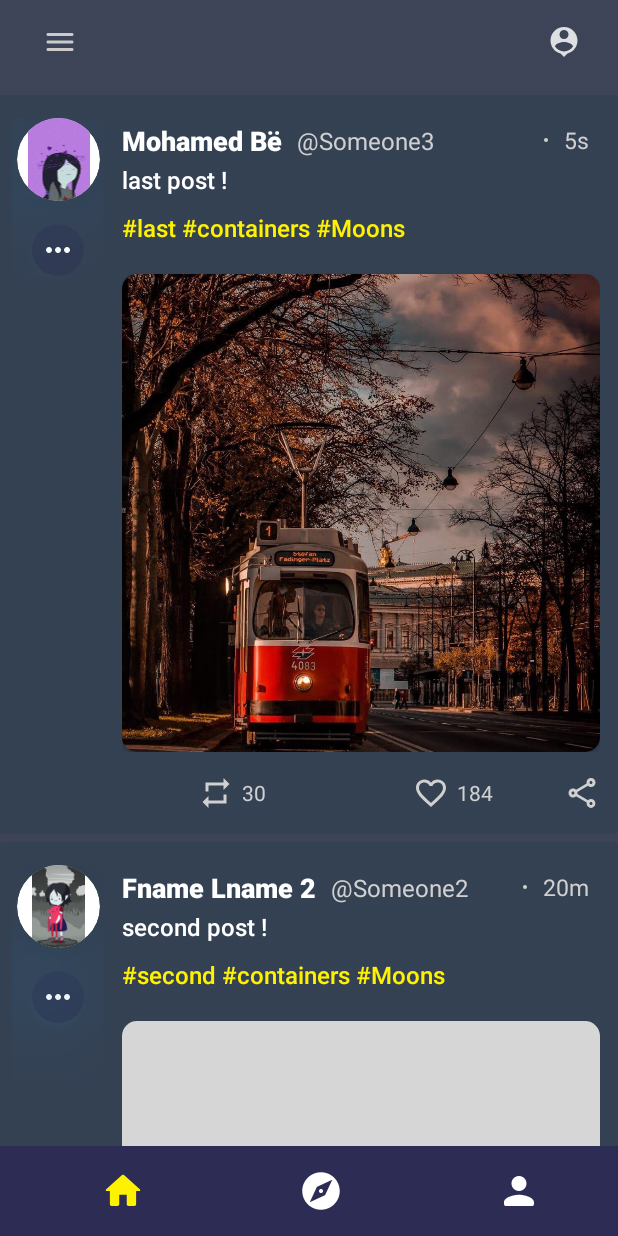
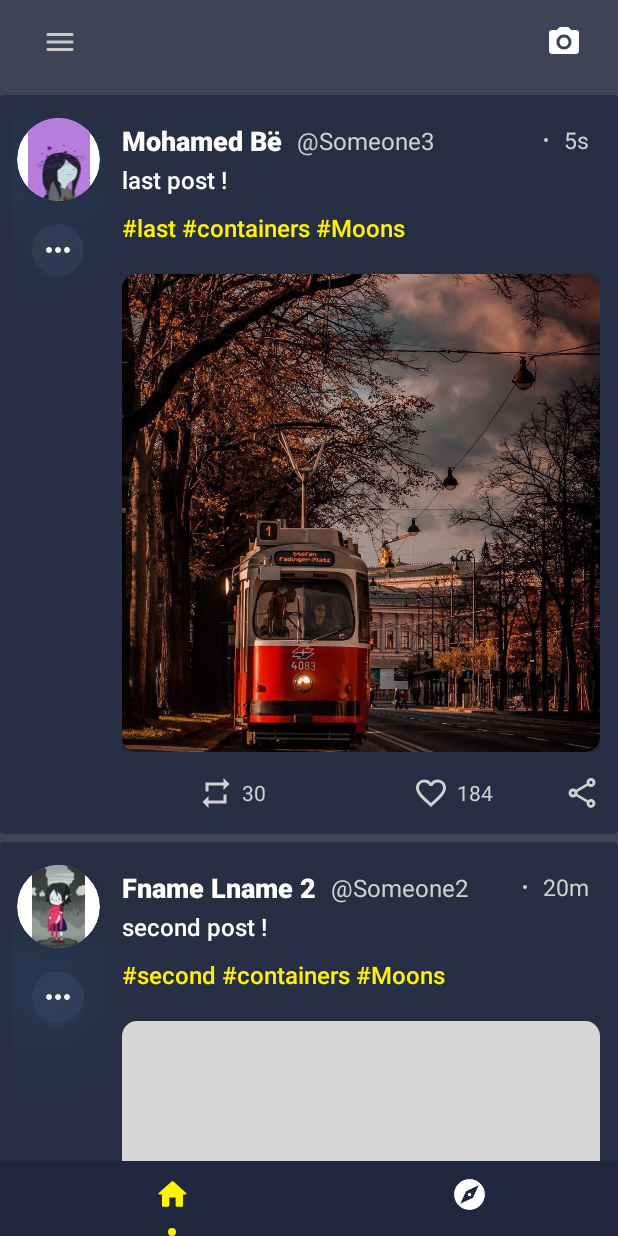
Before and after one commit to Artemis-CtrlAltDel/Container-Memories, an Android app: the fragment ExploreFragment placed in its activity, on a phone screen of 412 x 824 dp. Run offline under Robolectric (Android 15) with nearby library versions, the phone set to English and light mode, and no system bars; pictures from the network do not load; Roboto replaces fonts that are not available here.

Commit message:
add post form added

```diff
--- a/app/src/main/java/com/example/amo/activities/MainActivity.kt
+++ b/app/src/main/java/com/example/amo/activities/MainActivity.kt
@@ -104,7 +104,7 @@ class MainActivity : AppCompatActivity() {
 //                        Toast.makeText(baseContext, "Coming soon", Toast.LENGTH_SHORT).show()
 //                        true
 //                    }
-                    R.id.profile -> {
+                    R.id.post_create -> {
                         Toast.makeText(baseContext, "Coming soon", Toast.LENGTH_SHORT).show()
                         true
                     }
@@ -133,21 +133,25 @@ class MainActivity : AppCompatActivity() {
             (bottomAppBarHome.getChildAt(0) as ImageView)
                 .imageTintList = ColorStateList.valueOf(getColor(R.color.color_icon_active))
 
+            ((bottomAppBarHome.getChildAt(1)) as View).visibility = View.VISIBLE
+
             var currentLinearLayoutId = bottomAppBarHome.id
-            /** init home fragment : 1 **/
 
             bottomAppBarSet.children.forEach {
                 if (it.id != currentLinearLayoutId) {
                     (((it as LinearLayout).getChildAt(0)) as ImageView)
                         .imageTintList =
                         ColorStateList.valueOf(getColor(R.color.color_icon_inactive))
+
+                    (((it as LinearLayout).getChildAt(1)) as View).visibility = View.INVISIBLE
                 }
             }
+            /** init home fragment : 1 **/
 
             listOf(
                 bottomAppBarHome,
                 bottomAppBarExplore,
-                bottomAppBarProfile
+//                bottomAppBarProfile
             ).forEach {
 
                 it.setOnClickListener {
@@ -164,6 +168,8 @@ class MainActivity : AppCompatActivity() {
                     (((it as LinearLayout).getChildAt(0)) as ImageView)
                         .imageTintList = ColorStateList.valueOf(getColor(R.color.color_icon_active))
 
+                    (((it as LinearLayout).getChildAt(1)) as View).visibility = View.VISIBLE
+
                     var currentLinearLayoutId = it.id
 
                     bottomAppBarSet.children.forEach {
@@ -171,6 +177,8 @@ class MainActivity : AppCompatActivity() {
                             (((it as LinearLayout).getChildAt(0)) as ImageView)
                                 .imageTintList =
                                 ColorStateList.valueOf(getColor(R.color.color_icon_inactive))
+
+                            (((it as LinearLayout).getChildAt(1)) as View).visibility = View.INVISIBLE
                         }
                     }
                 }
--- /dev/null
+++ b/app/src/main/res/anim/anim_bottom_app_bar_icon_pressed.xml
@@ -0,0 +1,4 @@
+<?xml version="1.0" encoding="utf-8"?>
+<set xmlns:android="http://schemas.android.com/apk/res/android">
+
+</set>
--- a/app/src/main/res/anim/anim_repost_pressed.xml
+++ b/app/src/main/res/anim/anim_repost_pressed.xml
@@ -1,4 +1,8 @@
 <?xml version="1.0" encoding="utf-8"?>
-<set xmlns:android="http://schemas.android.com/apk/res/android">
-
+<set
+    xmlns:android="http://schemas.android.com/apk/res/android"
+    android:fillAfter="true">
+<!--    170-->
+<!--    90-->
+<!--    54-->
 </set>
--- /dev/null
+++ b/app/src/main/res/drawable/ic_add_post_media.xml
@@ -0,0 +1,5 @@
+<vector android:height="24dp" android:tint="#FFFFFF"
+    android:viewportHeight="24" android:viewportWidth="24"
+    android:width="24dp" xmlns:android="http://schemas.android.com/apk/res/android">
+    <path android:fillColor="@android:color/white" android:pathData="M19,13h-6v6h-2v-6H5v-2h6V5h2v6h6v2z"/>
+</vector>
--- a/app/src/main/res/layout/activity_main.xml
+++ b/app/src/main/res/layout/activity_main.xml
@@ -54,7 +54,7 @@
         <com.google.android.material.bottomappbar.BottomAppBar
             android:id="@+id/bottom_app_bar"
             android:layout_width="match_parent"
-            android:layout_height="60dp"
+            android:layout_height="50dp"
             android:layout_gravity="bottom"
             android:backgroundTint="@color/color_multiply_bg_secondary"
             app:elevation="0dp"
@@ -70,44 +70,61 @@
                     android:layout_width="match_parent"
                     android:layout_height="match_parent"
                     android:layout_weight="1"
+                    android:orientation="vertical"
+                    android:gravity="center"
                     >
                     <ImageView
                         android:layout_weight="1"
-                        android:scaleX=".5"
-                        android:scaleY=".5"
-                        android:layout_width="0dp"
-                        android:layout_gravity="center"
-                        android:layout_height="match_parent"
+                        android:scaleX="0.55"
+                        android:scaleY="0.55"
+                        android:layout_width="match_parent"
+                        android:layout_height="0dp"
                         android:src="@drawable/ic_home"/>
+                    <View
+                        android:layout_width="5.5dp"
+                        android:layout_height="5.5dp"
+                        android:background="@drawable/draw_rounded_rectangle_signup"
+                        android:backgroundTint="@color/color_harmony_0_0_1"
+                        android:visibility="invisible"
+                        />
                 </LinearLayout>
                 <LinearLayout
                     android:id="@+id/bottom_app_bar_explore"
                     android:layout_width="match_parent"
                     android:layout_height="match_parent"
-                    android:layout_weight="1">
+                    android:layout_weight="1"
+                    android:orientation="vertical"
+                    android:gravity="center"
+                    >
                     <ImageView
                         android:layout_weight="1"
-                        android:scaleX=".5"
-                        android:scaleY=".5"
-                        android:layout_width="0dp"
-                        android:layout_gravity="center"
-                        android:layout_height="match_parent"
+                        android:scaleX="0.55"
+                        android:scaleY="0.55"
+                        android:layout_width="match_parent"
+                        android:layout_height="0dp"
                         android:src="@drawable/ic_explore"/>
+                    <View
+                        android:layout_width="5.5dp"
+                        android:layout_height="5.5dp"
+                        android:background="@drawable/draw_rounded_rectangle_signup"
+                        android:backgroundTint="@color/color_harmony_0_0_1"
+                        android:visibility="invisible"
+                        />
                 </LinearLayout>
-                <LinearLayout
-                    android:id="@+id/bottom_app_bar_profile"
-                    android:layout_width="match_parent"
-                    android:layout_height="match_parent"
-                    android:layout_weight="1">
-                    <ImageView
-                        android:layout_weight="1"
-                        android:scaleX=".5"
-                        android:scaleY=".5"
-                        android:layout_width="0dp"
-                        android:layout_gravity="center"
-                        android:layout_height="match_parent"
-                        android:src="@drawable/ic_profile"/>
-                </LinearLayout>
+<!--                <LinearLayout-->
+<!--                    android:id="@+id/bottom_app_bar_profile"-->
+<!--                    android:layout_width="match_parent"-->
+<!--                    android:layout_height="match_parent"-->
+<!--                    android:layout_weight="1">-->
+<!--                    <ImageView-->
+<!--                        android:layout_weight="1"-->
+<!--                        android:scaleX=".5"-->
+<!--                        android:scaleY=".5"-->
+<!--                        android:layout_width="0dp"-->
+<!--                        android:layout_gravity="center"-->
+<!--                        android:layout_height="match_parent"-->
+<!--                        android:src="@drawable/ic_profile"/>-->
+<!--                </LinearLayout>-->
             </LinearLayout>
         </com.google.android.material.bottomappbar.BottomAppBar>
 
--- a/app/src/main/res/menu/menu_toolbar_main.xml
+++ b/app/src/main/res/menu/menu_toolbar_main.xml
@@ -15,9 +15,9 @@
 <!--        />-->
 
     <item
-        android:title="profile"
-        android:id="@+id/profile"
+        android:title="create"
+        android:id="@+id/post_create"
         app:showAsAction="always"
-        android:icon="@drawable/ic_profile_2"
+        android:icon="@drawable/ic_add"
         />
 </menu>
--- a/app/src/main/res/values/colors.xml
+++ b/app/src/main/res/values/colors.xml
@@ -79,10 +79,10 @@
     <color name="color_icon_inactive">#fff</color>
 
     <color name="color_multiply_bg_primary">#303952</color>
-    <color name="color_multiply_bg_secondary">#2c2c54</color>
+    <color name="color_multiply_bg_secondary">#1f283e</color>
 
-    <color name="color_post_bg">#802C3E50</color>
+    <color name="color_post_bg">#BF1F283E</color>
 
-    <color name="color_toolbar_bg">#BF2C3E50</color>
+    <color name="color_toolbar_bg">#BF182C61</color>
 
 </resources>
```
Also changed, not shown: app/src/main/java/com/example/amo/fragments/AddPostFragment.kt (added, +31 -0 lines), app/src/main/res/layout/fragment_add_post.xml (added, +170 -0 lines).
